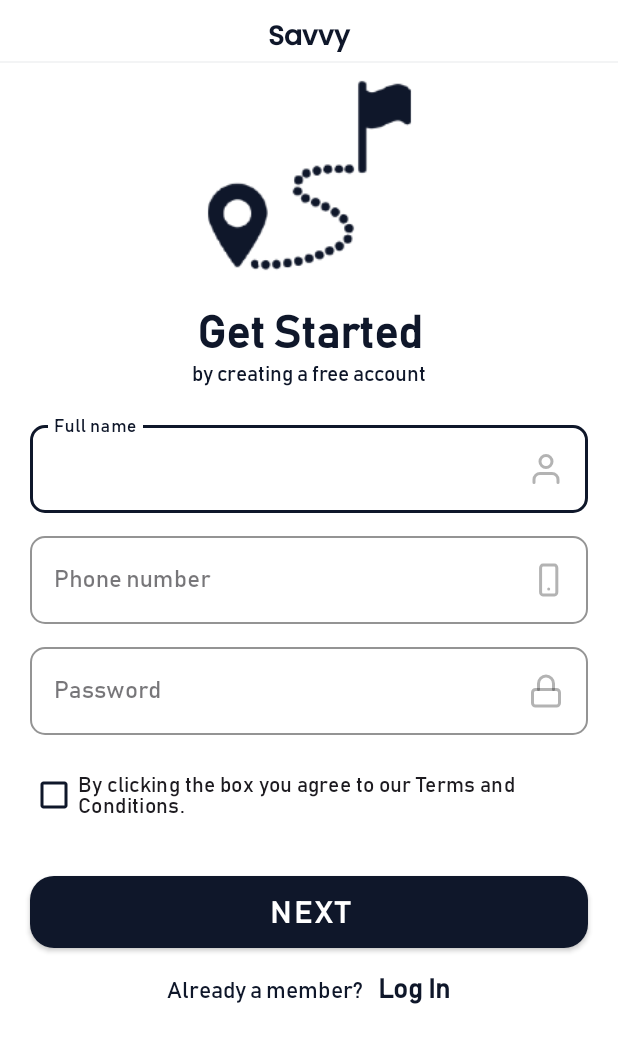
After one commit to NaoufalSDI/Savvy-Services-App, an Android app: the SignUpActivity screen opened directly, with no data from a screen before it, on a phone screen of 412 x 824 dp. The commit adds this screen. Shown: the top 1043 px of the screen. Run offline under Robolectric (Android 15) with nearby library versions, the phone set to English and light mode, and no system bars.

Commit message:
third commit

```diff
--- /dev/null
+++ b/app/src/main/java/com/example/savvy/Activities/SignUpActivity.kt
@@ -0,0 +1,21 @@
+package com.example.savvy.Activities
+
+import android.os.Bundle
+import androidx.activity.enableEdgeToEdge
+import androidx.appcompat.app.AppCompatActivity
+import androidx.core.view.ViewCompat
+import androidx.core.view.WindowInsetsCompat
+import com.example.savvy.R
+
+class SignUpActivity : AppCompatActivity() {
+    override fun onCreate(savedInstanceState: Bundle?) {
+        super.onCreate(savedInstanceState)
+        enableEdgeToEdge()
+        setContentView(R.layout.activity_sign_up)
+        ViewCompat.setOnApplyWindowInsetsListener(findViewById(R.id.main)) { v, insets ->
+            val systemBars = insets.getInsets(WindowInsetsCompat.Type.systemBars())
+            v.setPadding(systemBars.left, systemBars.top, systemBars.right, systemBars.bottom)
+            insets
+        }
+    }
+}
--- a/app/src/main/res/drawable/edit_text_background.xml
+++ /dev/null
@@ -1,5 +0,0 @@
-<?xml version="1.0" encoding="utf-8"?>
-<shape xmlns:android="http://schemas.android.com/apk/res/android">
-    <solid android:color="#4CC4C4C4"/>
-    <corners android:radius="8dp"/>
-</shape>
--- /dev/null
+++ b/app/src/main/res/drawable/lock_icon.xml
@@ -0,0 +1,22 @@
+<vector xmlns:android="http://schemas.android.com/apk/res/android"
+    android:width="24dp"
+    android:height="24dp"
+    android:viewportWidth="24"
+    android:viewportHeight="24">
+  <path
+      android:pathData="M19,11H5C3.895,11 3,11.895 3,13V20C3,21.105 3.895,22 5,22H19C20.105,22 21,21.105 21,20V13C21,11.895 20.105,11 19,11Z"
+      android:strokeAlpha="0.3"
+      android:strokeLineJoin="round"
+      android:strokeWidth="2"
+      android:fillColor="#00000000"
+      android:strokeColor="#000000"
+      android:strokeLineCap="round"/>
+  <path
+      android:pathData="M7,11V7C7,5.674 7.527,4.402 8.464,3.464C9.402,2.527 10.674,2 12,2C13.326,2 14.598,2.527 15.535,3.464C16.473,4.402 17,5.674 17,7V11"
+      android:strokeAlpha="0.3"
+      android:strokeLineJoin="round"
+      android:strokeWidth="2"
+      android:fillColor="#00000000"
+      android:strokeColor="#000000"
+      android:strokeLineCap="round"/>
+</vector>
--- /dev/null
+++ b/app/src/main/res/drawable/person_icon.xml
@@ -0,0 +1,22 @@
+<vector xmlns:android="http://schemas.android.com/apk/res/android"
+    android:width="24dp"
+    android:height="24dp"
+    android:viewportWidth="24"
+    android:viewportHeight="24">
+  <path
+      android:pathData="M20,21V19C20,17.939 19.579,16.922 18.828,16.172C18.078,15.421 17.061,15 16,15H8C6.939,15 5.922,15.421 5.172,16.172C4.421,16.922 4,17.939 4,19V21"
+      android:strokeAlpha="0.3"
+      android:strokeLineJoin="round"
+      android:strokeWidth="2"
+      android:fillColor="#00000000"
+      android:strokeColor="#000000"
+      android:strokeLineCap="round"/>
+  <path
+      android:pathData="M12,11C14.209,11 16,9.209 16,7C16,4.791 14.209,3 12,3C9.791,3 8,4.791 8,7C8,9.209 9.791,11 12,11Z"
+      android:strokeAlpha="0.3"
+      android:strokeLineJoin="round"
+      android:strokeWidth="2"
+      android:fillColor="#00000000"
+      android:strokeColor="#000000"
+      android:strokeLineCap="round"/>
+</vector>
--- /dev/null
+++ b/app/src/main/res/drawable/phone_icon.xml
@@ -0,0 +1,22 @@
+<vector xmlns:android="http://schemas.android.com/apk/res/android"
+    android:width="20dp"
+    android:height="24dp"
+    android:viewportWidth="20"
+    android:viewportHeight="24">
+  <path
+      android:pathData="M13.667,2H5.933C5.079,2 4.387,2.895 4.387,4V20C4.387,21.105 5.079,22 5.933,22H13.667C14.521,22 15.213,21.105 15.213,20V4C15.213,2.895 14.521,2 13.667,2Z"
+      android:strokeAlpha="0.3"
+      android:strokeLineJoin="round"
+      android:strokeWidth="2"
+      android:fillColor="#00000000"
+      android:strokeColor="#000000"
+      android:strokeLineCap="round"/>
+  <path
+      android:pathData="M9.8,18H9.808"
+      android:strokeAlpha="0.3"
+      android:strokeLineJoin="round"
+      android:strokeWidth="2"
+      android:fillColor="#00000000"
+      android:strokeColor="#000000"
+      android:strokeLineCap="round"/>
+</vector>
--- /dev/null
+++ b/app/src/main/res/layout/activity_sign_up.xml
@@ -0,0 +1,217 @@
+<?xml version="1.0" encoding="utf-8"?>
+<androidx.constraintlayout.widget.ConstraintLayout xmlns:android="http://schemas.android.com/apk/res/android"
+    xmlns:app="http://schemas.android.com/apk/res-auto"
+    xmlns:tools="http://schemas.android.com/tools"
+    android:layout_width="match_parent"
+    android:layout_height="match_parent"
+    android:id="@id/main"
+    android:background="@color/white"
+    tools:context=".Activities.SignUpActivity">
+
+    <TextView
+        android:id="@+id/appName"
+        android:layout_width="match_parent"
+        android:layout_height="wrap_content"
+        android:text="@string/app_name"
+        android:textColor="@color/splashColor"
+        android:textStyle="bold"
+        app:layout_constraintTop_toTopOf="parent"
+        app:layout_constraintStart_toStartOf="parent"
+        app:layout_constraintEnd_toEndOf="parent"
+        android:layout_marginHorizontal="20dp"
+        android:textSize="18sp"
+        android:textAlignment="center"
+        android:fontFamily="@font/poppins_medium"
+        android:layout_marginTop="10dp"/>
+
+    <View
+        android:id="@+id/viewSeparator"
+        android:layout_width="match_parent"
+        android:layout_height="1dp"
+        app:layout_constraintStart_toStartOf="parent"
+        app:layout_constraintEnd_toEndOf="parent"
+        app:layout_constraintTop_toBottomOf="@id/appName"
+        android:background="#0C0F172A"/>
+
+    <ImageView
+        android:id="@+id/fewStepsImg"
+        android:layout_width="150dp"
+        android:layout_height="150dp"
+        android:src="@mipmap/few_staps_to_finish"
+        app:layout_constraintStart_toStartOf="parent"
+        app:layout_constraintEnd_toEndOf="parent"
+        app:layout_constraintTop_toBottomOf="@+id/viewSeparator"/>
+
+        <TextView
+            android:id="@+id/getStartedText"
+            android:layout_width="wrap_content"
+            android:layout_height="wrap_content"
+            android:text="@string/get_started_text"
+            android:textSize="30sp"
+            android:textStyle="bold"
+            android:layout_marginTop="10dp"
+            app:layout_constraintTop_toBottomOf="@id/fewStepsImg"
+            app:layout_constraintStart_toStartOf="parent"
+            app:layout_constraintEnd_toEndOf="parent"
+            android:layout_marginStart="16dp"
+            android:layout_marginEnd="16dp"
+            android:fontFamily="@font/bahnschrift"
+            android:textColor="@color/splashColor"/>
+
+        <TextView
+            android:id="@+id/getStartedSubText"
+            android:layout_width="wrap_content"
+            android:layout_height="wrap_content"
+            android:text="@string/create_account_subtitle"
+            app:layout_constraintStart_toStartOf="parent"
+            app:layout_constraintEnd_toEndOf="parent"
+            android:layout_marginStart="16dp"
+            android:layout_marginEnd="16dp"
+            android:fontFamily="@font/bahnschrift"
+            android:textColor="@color/splashColor"
+            app:layout_constraintTop_toBottomOf="@id/getStartedText"/>
+
+
+        <com.google.android.material.textfield.TextInputLayout
+            style="@style/Widget.MaterialComponents.TextInputLayout.OutlinedBox"
+            android:id="@+id/fullNameLayout"
+            android:layout_width="match_parent"
+            android:layout_height="wrap_content"
+            android:layout_marginTop="20dp"
+            android:layout_marginStart="20dp"
+            android:layout_marginEnd="20dp"
+            app:layout_constraintEnd_toEndOf="parent"
+            android:hint="@string/hint_full_name"
+            app:hintTextColor="@color/splashColor"
+            app:boxStrokeColor="@color/splashColor"
+            app:boxCornerRadiusBottomEnd="10dp"
+            app:boxCornerRadiusTopEnd="10dp"
+            app:boxCornerRadiusBottomStart="10dp"
+            app:boxCornerRadiusTopStart="10dp"
+            app:layout_constraintStart_toStartOf="parent"
+            app:layout_constraintTop_toBottomOf="@id/getStartedSubText">
+
+        <com.google.android.material.textfield.TextInputEditText
+            android:id="@+id/fullNameEditText"
+            android:layout_width="match_parent"
+            android:layout_height="wrap_content"
+            android:maxLines="1"
+            android:drawableEnd="@drawable/person_icon"
+            android:fontFamily="@font/bahnschrift"/>
+    </com.google.android.material.textfield.TextInputLayout>
+
+    <com.google.android.material.textfield.TextInputLayout
+        android:id="@+id/phoneInputLayout"
+        android:layout_width="0dp"
+        android:layout_height="wrap_content"
+        android:layout_weight="1"
+        style="@style/Widget.MaterialComponents.TextInputLayout.OutlinedBox"
+        android:hint="@string/hint_phone"
+        android:layout_marginStart="20dp"
+        android:layout_marginTop="10dp"
+        android:layout_marginEnd="20dp"
+        app:hintTextColor="@color/splashColor"
+        app:boxStrokeColor="@color/splashColor"
+        app:boxCornerRadiusBottomEnd="10dp"
+        app:boxCornerRadiusTopEnd="10dp"
+        app:boxCornerRadiusBottomStart="10dp"
+        app:boxCornerRadiusTopStart="10dp"
+        app:layout_constraintEnd_toEndOf="parent"
+        app:layout_constraintStart_toStartOf="parent"
+        app:layout_constraintTop_toBottomOf="@id/fullNameLayout">
+
+        <com.google.android.material.textfield.TextInputEditText
+            android:id="@+id/phoneEditText"
+            android:layout_width="match_parent"
+            android:layout_height="wrap_content"
+            android:inputType="phone"
+            android:drawableEnd="@drawable/phone_icon"
+            android:fontFamily="@font/bahnschrift"/>
+    </com.google.android.material.textfield.TextInputLayout>
+
+        <!-- Password Field -->
+    <com.google.android.material.textfield.TextInputLayout
+        style="@style/Widget.MaterialComponents.TextInputLayout.OutlinedBox"
+        android:id="@+id/passwordLayout"
+        android:layout_width="0dp"
+        android:layout_height="wrap_content"
+        android:layout_marginStart="20dp"
+        android:layout_marginEnd="20dp"
+        android:layout_marginTop="10dp"
+        app:hintTextColor="@color/splashColor"
+        app:boxStrokeColor="@color/splashColor"
+        app:boxCornerRadiusBottomEnd="10dp"
+        app:boxCornerRadiusTopEnd="10dp"
+        app:boxCornerRadiusBottomStart="10dp"
+        app:boxCornerRadiusTopStart="10dp"
+        app:layout_constraintEnd_toEndOf="parent"
+        app:layout_constraintStart_toStartOf="parent"
+        app:layout_constraintTop_toBottomOf="@id/phoneInputLayout">
+
+    <com.google.android.material.textfield.TextInputEditText
+        android:id="@+id/passwordEditText"
+        android:layout_width="match_parent"
+        android:layout_height="wrap_content"
+        android:hint="@string/hint_password"
+        android:inputType="textPassword"
+        android:drawableEnd="@drawable/lock_icon"
+        android:fontFamily="@font/bahnschrift"/>
+    </com.google.android.material.textfield.TextInputLayout>
+
+    <androidx.appcompat.widget.AppCompatCheckBox
+        android:id="@+id/termsText"
+        android:layout_width="match_parent"
+        android:layout_height="wrap_content"
+        android:text="@string/terms_conditions_text"
+        android:layout_marginTop="16dp"
+        app:layout_constraintTop_toBottomOf="@id/passwordLayout"
+        app:layout_constraintStart_toStartOf="parent"
+        app:layout_constraintEnd_toEndOf="parent"
+        android:layout_marginStart="20dp"
+        android:layout_marginEnd="20dp"
+        android:fontFamily="@font/bahnschrift"
+        app:buttonTint="@color/splashColor"/>
+
+    <androidx.appcompat.widget.AppCompatButton
+        style="@style/SignInUpButton"
+        android:id="@+id/nextButton"
+        android:layout_width="0dp"
+        android:layout_height="wrap_content"
+        android:text="@string/next_text"
+        app:layout_constraintTop_toBottomOf="@id/termsText"
+        app:layout_constraintStart_toStartOf="parent"
+        app:layout_constraintEnd_toEndOf="parent"/>
+
+
+    <LinearLayout
+        android:layout_width="match_parent"
+        android:layout_height="wrap_content"
+        app:layout_constraintTop_toBottomOf="@id/nextButton"
+        app:layout_constraintStart_toStartOf="parent"
+        app:layout_constraintEnd_toEndOf="parent"
+        android:layout_marginStart="20dp"
+        android:layout_marginEnd="20dp"
+        android:layout_marginTop="15dp"
+        android:orientation="horizontal"
+        android:gravity="center_horizontal">
+        <TextView
+            android:layout_width="wrap_content"
+            android:layout_height="wrap_content"
+            android:text="@string/login_prompt"
+            android:fontFamily="@font/bahnschrift"
+            android:textSize="15sp"
+            android:textColor="@color/splashColor"/>
+
+        <TextView
+            android:id="@+id/loginFromSignUp"
+            android:layout_width="wrap_content"
+            android:layout_height="wrap_content"
+            android:text="@string/log_in_text"
+            android:fontFamily="@font/bahnschrift"
+            android:textColor="@color/splashColor"
+            android:textStyle="bold"
+            android:textSize="18sp"
+            android:paddingStart="10dp"/>
+    </LinearLayout>
+
+</androidx.constraintlayout.widget.ConstraintLayout>
--- a/app/src/main/res/values/strings.xml
+++ b/app/src/main/res/values/strings.xml
@@ -7,9 +7,11 @@
     <string name="welcome_back_text">Welcome Back</string>
     <string name="create_account_subtitle">by creating a free account</string>
     <string name="hint_full_name">Full name</string>
-    <string name="hint_email">Valid email</string>
+    <string name="hint_email">Email</string>
     <string name="hint_phone">Phone number</string>
-    <string name="hint_password">Strong Password</string>
+    <string name="hint_password">Password</string>
     <string name="terms_conditions_text">By clicking the box you agree to our Terms and Conditions.</string>
-    <string name="login_prompt">Already a member? Log In</string>
+    <string name="login_prompt">Already a member? </string>
+    <string name="next_text">Next</string>
+    <string name="sign_in_to_access">Sign in to access your account</string>
 </resources>
--- a/app/src/main/res/values/themes.xml
+++ b/app/src/main/res/values/themes.xml
@@ -12,4 +12,17 @@
     </style>
 
     <style name="Theme.Savvy" parent="Base.Theme.Savvy" />
+
+    <style name="SignInUpButton">
+        <item name="android:textColor">@color/white</item>
+        <item name="android:letterSpacing">0.1</item>
+        <item name="android:background">@drawable/background_button_fill</item>
+        <item name="android:backgroundTint">@color/splashColor</item>
+        <item name="android:textSize">20sp</item>
+        <item name="android:textStyle">bold</item>
+        <item name="android:fontFamily">@font/bahnschrift</item>
+        <item name="android:layout_marginHorizontal">20dp</item>
+        <item name="android:layout_marginTop">30dp</item>
+        <item name="android:layout_marginBottom">15dp</item>
+    </style>
 </resources>
```
Also changed, not shown: app/src/main/AndroidManifest.xml (+7 -1 lines), app/src/main/java/com/example/savvy/Activities/ActivitySplash.kt (+14 -1 lines), app/src/main/java/com/example/savvy/Activities/OnBoardingActivity.kt (+7 -1 lines), app/src/main/java/com/example/savvy/Activities/SignInActivity.kt (added, +21 -0 lines), app/src/main/res/drawable/mail_icon.xml (added, +22 -0 lines), app/src/main/res/layout/activity_sign_in.xml (added, +186 -0 lines).
